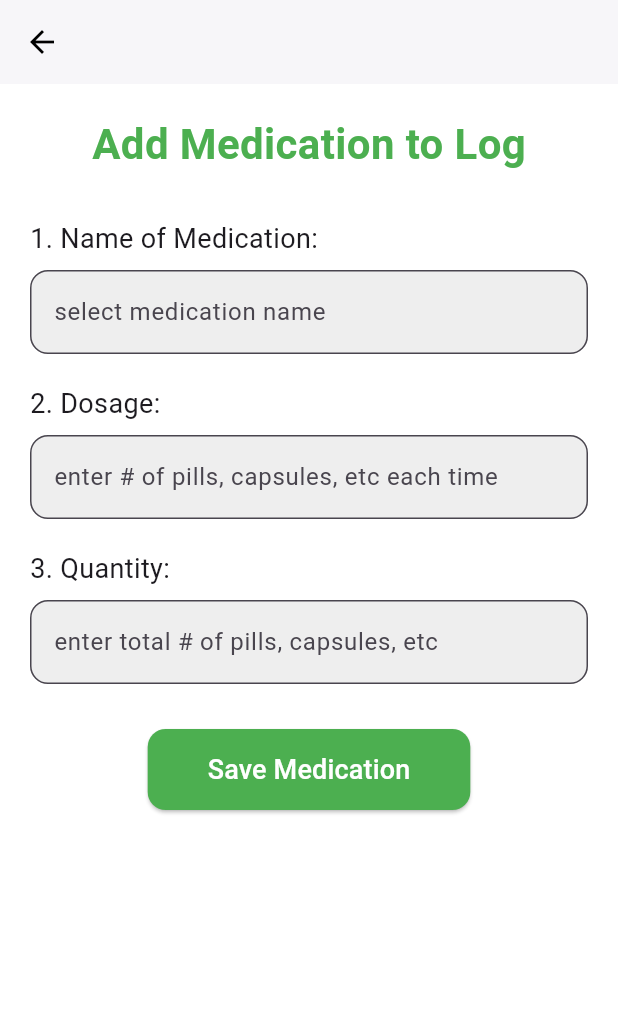
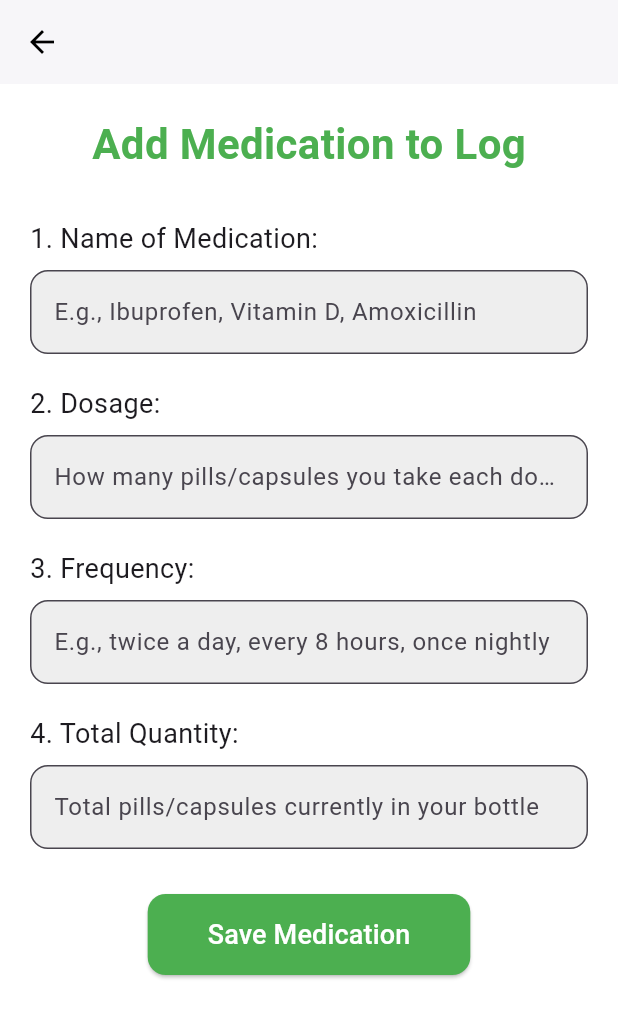
Before and after one commit to maureensanchez99/hci_final_prototye, a Flutter app: the AddMedicationPage screen opened directly, on a phone screen of 412 x 824 dp. Shown: the top 1018 px of the screen. Run offline on Flutter 3.47's test engine with Material 3 defaults, Android fonts, the phone set to English and light mode, and no system bars; our stand-ins replace flutter_local_notifications, shared_preferences, table_calendar, timezone; missing offline and left inert: workmanager; accounts and stored records are empty; Roboto replaces fonts that are missing (Merienda).

Commit message:
adjusted wording when adding medication, added section to grab medictiona frequency

```diff
--- a/lib/pages/addMeds.dart
+++ b/lib/pages/addMeds.dart
@@ -13,10 +13,12 @@ class _AddMedicationPageState extends State<AddMedicationPage> {
   final TextEditingController _nameController = TextEditingController();
   final TextEditingController _dosageController = TextEditingController();
   final TextEditingController _quantityController = TextEditingController();
+  final TextEditingController _frequencyController = TextEditingController();
 
   Future<void> _saveMedication() async {
     if (_nameController.text.isEmpty ||
         _dosageController.text.isEmpty ||
+        _frequencyController.text.isEmpty ||
         _quantityController.text.isEmpty) {
       ScaffoldMessenger.of(context).showSnackBar(
         const SnackBar(content: Text("Please fill all fields")),
@@ -28,6 +30,7 @@ class _AddMedicationPageState extends State<AddMedicationPage> {
     final String? medsString = prefs.getString('medications');
 
     List<Map<String, String>> medications = [];
+
     if (medsString != null) {
       final List decoded = jsonDecode(medsString);
       medications = decoded.map<Map<String, String>>((item) {
@@ -35,6 +38,7 @@ class _AddMedicationPageState extends State<AddMedicationPage> {
           'name': item['name'].toString(),
           'dosage': item['dosage'].toString(),
           'quantity': item['quantity'].toString(),
+          'frequency': item['frequency'].toString(),
         };
       }).toList();
     }
@@ -44,6 +48,7 @@ class _AddMedicationPageState extends State<AddMedicationPage> {
       'name': _nameController.text,
       'dosage': _dosageController.text,
       'quantity': _quantityController.text,
+      'frequency': _frequencyController.text,
     });
 
     await prefs.setString('medications', jsonEncode(medications));
@@ -52,10 +57,10 @@ class _AddMedicationPageState extends State<AddMedicationPage> {
       const SnackBar(content: Text("Medication saved")),
     );
 
-    // Clear input fields
     _nameController.clear();
     _dosageController.clear();
     _quantityController.clear();
+    _frequencyController.clear();
   }
 
   @override
@@ -96,7 +101,7 @@ class _AddMedicationPageState extends State<AddMedicationPage> {
               TextField(
                 controller: _nameController,
                 decoration: InputDecoration(
-                  hintText: "select medication name",
+                  hintText: "E.g., Ibuprofen, Vitamin D, Amoxicillin",
                   filled: true,
                   fillColor: Colors.grey[200],
                   border: OutlineInputBorder(
@@ -115,7 +120,25 @@ class _AddMedicationPageState extends State<AddMedicationPage> {
                 controller: _dosageController,
                 keyboardType: TextInputType.number,
                 decoration: InputDecoration(
-                  hintText: "enter # of pills, capsules, etc each time",
+                  hintText: "How many pills/capsules you take each dosage",
+                  filled: true,
+                  fillColor: Colors.grey[200],
+                  border: OutlineInputBorder(
+                    borderRadius: BorderRadius.circular(12),
+                  ),
+                ),
+              ),
+
+              const SizedBox(height: 20),
+
+              // Frequency
+              const Text("3. Frequency: ",
+                  style: TextStyle(fontSize: 18, fontFamily: 'Merienda')),
+              const SizedBox(height: 8),
+              TextField(
+                controller: _frequencyController,
+                decoration: InputDecoration(
+                  hintText: "E.g., twice a day, every 8 hours, once nightly",
                   filled: true,
                   fillColor: Colors.grey[200],
                   border: OutlineInputBorder(
@@ -127,14 +150,14 @@ class _AddMedicationPageState extends State<AddMedicationPage> {
               const SizedBox(height: 20),
 
               // Quantity
-              const Text("3. Quantity:",
+              const Text("4. Total Quantity:",
                   style: TextStyle(fontSize: 18, fontFamily: 'Merienda')),
               const SizedBox(height: 8),
               TextField(
                 controller: _quantityController,
                 keyboardType: TextInputType.number,
                 decoration: InputDecoration(
-                  hintText: "enter total # of pills, capsules, etc",
+                  hintText: "Total pills/capsules currently in your bottle",
                   filled: true,
                   fillColor: Colors.grey[200],
                   border: OutlineInputBorder(
```
Also changed, not shown: lib/pages/medication.dart (+64 -15 lines).
